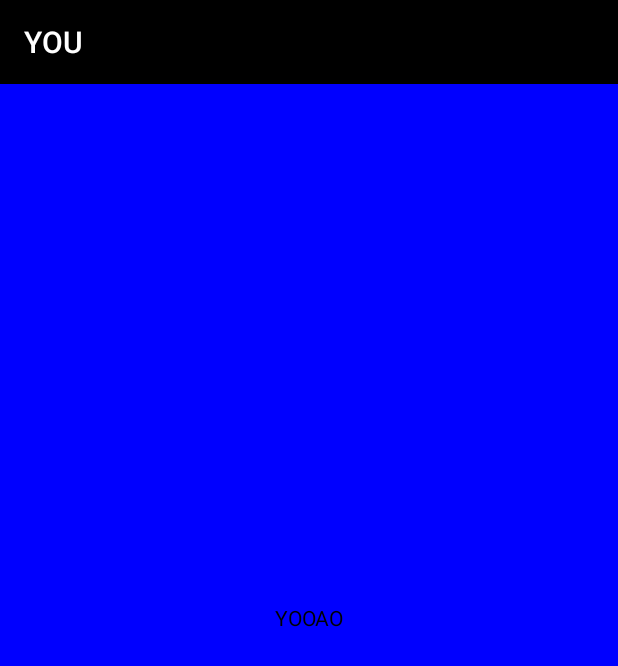
After one commit to Drawy-App/android, an Android app: the GalleryActivity screen opened directly, with no data from a screen before it, on a phone screen of 412 x 824 dp. The commit adds this screen. Shown: the top 666 px of the screen. Run offline under Robolectric (Android 15) with nearby library versions, the phone set to English and light mode, and no system bars; Roboto replaces fonts that are not available here.

Commit message:
Very simple gallery slider

```diff
--- a/app/src/main/AndroidManifest.xml
+++ b/app/src/main/AndroidManifest.xml
@@ -27,6 +27,9 @@
         <activity android:name=".DetailsActivity"
             android:screenOrientation="portrait">
         </activity>
+        <activity android:name=".GalleryActivity"
+            android:screenOrientation="portrait"/>
+
         <meta-data
             android:name="preloaded_fonts"
             android:resource="@array/preloaded_fonts" />
--- /dev/null
+++ b/app/src/main/java/ru/landyrev/howtodraw/GalleryActivity.kt
@@ -0,0 +1,29 @@
+package ru.landyrev.howtodraw
+
+import android.os.Bundle
+import android.os.PersistableBundle
+import android.support.v4.app.Fragment
+import android.support.v4.app.FragmentActivity
+import android.support.v4.app.FragmentManager
+import android.support.v4.app.FragmentPagerAdapter
+import kotlinx.android.synthetic.main.activity_galley.*
+import ru.landyrev.howtodraw.views.GalleryPage
+
+class GalleryActivity: FragmentActivity()  {
+    override fun onCreate(savedInstanceState: Bundle?) {
+        super.onCreate(savedInstanceState)
+        setContentView(R.layout.activity_galley)
+
+        galleryViewPager.adapter = GalleryPagerAdapter(supportFragmentManager)
+    }
+}
+
+class GalleryPagerAdapter(fm: FragmentManager): FragmentPagerAdapter(fm) {
+    override fun getCount(): Int {
+        return 5
+    }
+
+    override fun getItem(position: Int): Fragment {
+        return GalleryPage()
+    }
+}
--- /dev/null
+++ b/app/src/main/java/ru/landyrev/howtodraw/views/GalleryPage.kt
@@ -0,0 +1,14 @@
+package ru.landyrev.howtodraw.views
+
+import android.os.Bundle
+import android.support.v4.app.Fragment
+import android.view.LayoutInflater
+import android.view.View
+import android.view.ViewGroup
+import ru.landyrev.howtodraw.R
+
+class GalleryPage: Fragment() {
+    override fun onCreateView(inflater: LayoutInflater?, container: ViewGroup?, savedInstanceState: Bundle?): View? {
+        return inflater!!.inflate(R.layout.gallery_page, container, false) as ViewGroup
+    }
+}
--- a/app/src/main/res/layout/activity_details.xml
+++ b/app/src/main/res/layout/activity_details.xml
@@ -63,6 +63,7 @@
             android:layout_marginStart="20dp"
             android:layout_marginTop="8dp"
             android:text="Шагов: 6"
+            android:textColor="@color/colorForeground"
             app:layout_constraintStart_toEndOf="@id/cardView"
             app:layout_constraintTop_toBottomOf="@id/detailsTitle"
             tools:ignore="HardcodedText" />
--- /dev/null
+++ b/app/src/main/res/layout/activity_galley.xml
@@ -0,0 +1,26 @@
+<?xml version="1.0" encoding="utf-8"?>
+<android.support.constraint.ConstraintLayout android:layout_width="match_parent"
+    android:layout_height="match_parent"
+    xmlns:android="http://schemas.android.com/apk/res/android"
+    xmlns:app="http://schemas.android.com/apk/res-auto">
+
+    <android.support.v4.view.ViewPager xmlns:android="http://schemas.android.com/apk/res/android"
+        android:id="@+id/galleryViewPager"
+        app:layout_constraintTop_toBottomOf="@id/toolbar"
+        app:layout_constraintStart_toStartOf="parent"
+        android:layout_width="match_parent"
+        android:layout_height="match_parent" />
+
+    <android.support.v7.widget.Toolbar
+        android:id="@+id/toolbar"
+        android:layout_width="match_parent"
+        android:layout_height="wrap_content"
+        android:background="#000"
+        app:titleTextColor="@color/colorForeground"
+        android:minHeight="?attr/actionBarSize"
+        app:layout_constraintTop_toTopOf="parent"
+        app:layout_constraintStart_toStartOf="parent"
+        app:title="YOU"
+        android:theme="?attr/actionBarTheme" />
+
+</android.support.constraint.ConstraintLayout>
--- /dev/null
+++ b/app/src/main/res/layout/gallery_page.xml
@@ -0,0 +1,22 @@
+<?xml version="1.0" encoding="utf-8"?>
+<android.support.constraint.ConstraintLayout
+    xmlns:android="http://schemas.android.com/apk/res/android"
+    xmlns:app="http://schemas.android.com/apk/res-auto"
+    xmlns:tools="http://schemas.android.com/tools"
+    android:layout_width="match_parent"
+    android:layout_height="match_parent">
+
+    <TextView
+        android:id="@+id/textView"
+        android:layout_width="match_parent"
+        android:layout_height="match_parent"
+        android:background="#00f"
+        android:gravity="center"
+        android:text="YOOAO"
+        android:textAlignment="center"
+        android:textColor="#000"
+        app:layout_constraintBottom_toBottomOf="parent"
+        app:layout_constraintEnd_toEndOf="parent"
+        app:layout_constraintStart_toStartOf="parent"
+        app:layout_constraintTop_toTopOf="parent" />
+</android.support.constraint.ConstraintLayout>
--- a/app/src/main/res/layout/level_card.xml
+++ b/app/src/main/res/layout/level_card.xml
@@ -13,9 +13,9 @@
         android:layout_width="match_parent"
         android:layout_height="120dp"
         card_view:cardElevation="4dp"
-        android:background="?attr/selectableItemBackground"
+        android:focusable="true"
         android:clickable="true"
-        android:focusable="true"
+        android:foreground="?android:attr/selectableItemBackground"
         app:cardBackgroundColor="#fff">
 
         <LinearLayout
--- a/app/src/main/res/layout/level_header.xml
+++ b/app/src/main/res/layout/level_header.xml
@@ -12,6 +12,7 @@
         android:fontFamily="@font/roboto_medium"
         android:gravity="center"
         android:textAlignment="center"
+        android:textColor="@color/colorForeground"
         android:textSize="20dp"
         tools:text="test" />
 </LinearLayout>
--- a/app/src/main/res/values/styles.xml
+++ b/app/src/main/res/values/styles.xml
@@ -1,9 +1,10 @@
 <resources>
 
     <!-- Base application theme. -->
-    <style name="AppTheme" parent="@style/Theme.AppCompat.NoActionBar">
+    <style name="AppTheme" parent="@style/Theme.AppCompat.Light.NoActionBar">
         <!-- Customize your theme here. -->
         <item name="colorPrimary">@color/colorPrimary</item>
+        <item name="android:colorForeground">@color/colorForeground</item>
     </style>
 
 </resources>
```
Also changed, not shown: app/src/main/java/ru/landyrev/howtodraw/data/Level.kt (+14 -1 lines), app/src/main/java/ru/landyrev/howtodraw/data/LevelsAdapter.kt (+6 -1 lines), app/src/main/java/ru/landyrev/howtodraw/views/ImageCardView.kt (+8 -1 lines), app/src/main/res/layout/image_card.xml (+14 -5 lines).
